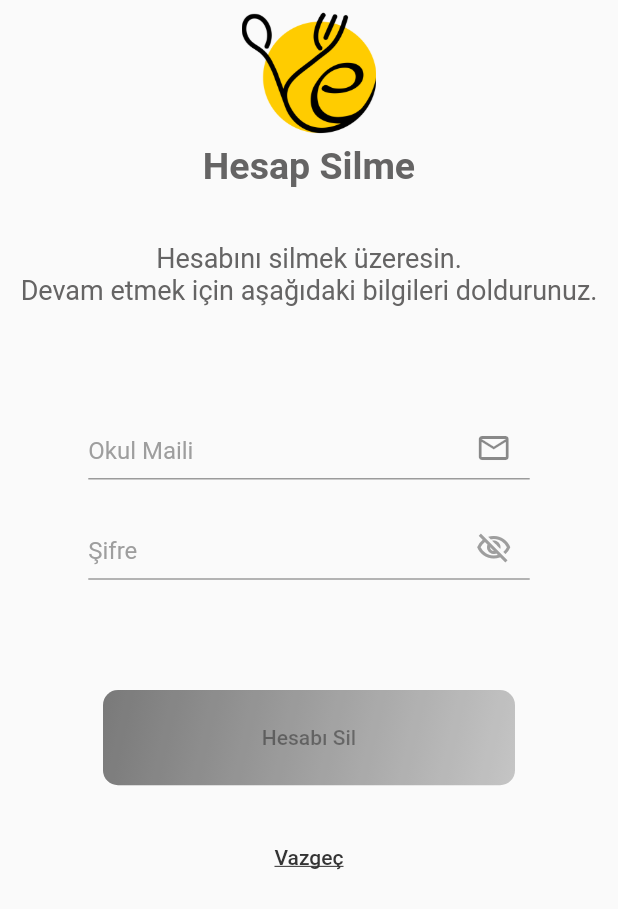
After one commit to diksed/yeye, a Flutter app: the DeleteAccountScreen screen opened directly, on a phone screen of 412 x 824 dp. The commit adds this screen. Shown: the top 909 px of the screen. Run offline on Flutter 3.47's test engine with Material 2 defaults, Android fonts, the phone set to English and light mode, and no system bars; our stand-ins replace cloud_firestore, connectivity_plus, firebase_auth, firebase_core, firebase_remote_config, flutter_rating_bar and 2 more; accounts and stored records are empty.

Commit message:
DeleteAccountScreen added

```diff
--- a/lib/Constants/app_texts.dart
+++ b/lib/Constants/app_texts.dart
@@ -50,6 +50,7 @@ class AccountActions {
   static const String logout = "Çıkış Yap";
   static const String login = "Giriş Yap";
   static const String register = "Kayıt Ol";
+  static const String giveUp = "Vazgeç";
   static const String forgotPassword = "Şifremi Unuttum";
   static const String resetPassword = "Şifreyi Sıfırla";
   static const String dontHaveAccount = "Hesabın yok mu? ";
@@ -73,7 +74,7 @@ class AccountActions {
   static const String send = "Gönder";
   static const String deleteAccount = "Hesabı Sil";
   static const String deleteAccountWarning =
-      "Hesabınızı silmek istediğinize emin misiniz?";
+      'Hesabını silmek üzeresin.\nDevam etmek için aşağıdaki bilgileri doldurunuz.';
   static const String accept = "kabul ediyorum.";
   static const String userAgreement = "Kullanıcı sözleşmesini";
   static const String noBlockedAccount = "Engellenmiş hesap yok.";
@@ -134,7 +135,8 @@ class WarningMessages {
   static const String yourAccountSuspended = "Hesabınız askıya alınmıştır!";
   static const String waitingConnection = "İnternet bağlantısı bekleniyor!";
   static const String checkConnection = "Lütfen bağlantınızı kontrol ediniz.";
-  static const String refectoryClosed = "Kampüs yemekhanesi\nhafta sonları kapalıdır.";
+  static const String refectoryClosed =
+      "Kampüs yemekhanesi\nhafta sonları kapalıdır.";
 }
 
 class TitleMessages {
@@ -143,6 +145,7 @@ class TitleMessages {
   static const String announcements = "Günlük Duyurular";
   static const String accountInfo = "Hesap Bilgileri";
   static const String blockedAccounts = "Engellenen Hesaplar";
+  static const String deleteAccount = "Hesap Silme";
 }
 
 class LoadMoneyMessages {
--- a/lib/Routes/routes.dart
+++ b/lib/Routes/routes.dart
@@ -1,4 +1,5 @@
 import 'package:get/get.dart';
+import 'package:yeye/Screens/Account/Delete/delete_account_screen.dart';
 import 'package:yeye/Screens/Account/Login/login_screen.dart';
 import 'package:yeye/Screens/Account/Suspended/suspended_screen.dart';
 import 'package:yeye/Screens/Account/VerifyEmail/verify_email_screen.dart';
@@ -59,4 +60,8 @@ appRoutes() => [
           name: '/suspended',
           page: () => const SuspendedScreen(),
           transition: Transition.fadeIn),
+      GetPage(
+          name: '/delete-account',
+          page: () => const DeleteAccountScreen(),
+          transition: Transition.downToUp)
     ];
--- /dev/null
+++ b/lib/Screens/Account/Delete/delete_account_screen.dart
@@ -0,0 +1,71 @@
+import 'package:flutter/material.dart';
+import 'package:get/get.dart';
+import 'package:yeye/Common/logo_box.dart';
+import 'package:yeye/Common/text_styles.dart';
+import 'package:yeye/Constants/app_colors.dart';
+import 'package:yeye/Constants/app_texts.dart';
+import 'package:yeye/Screens/Account/Delete/delete_account_controller.dart';
+import 'package:yeye/Screens/Account/Widgets/Buttons/login_register_button.dart';
+import 'package:yeye/Screens/Account/Widgets/TextFields/mail_text_field.dart';
+import 'package:yeye/Screens/Account/Widgets/TextFields/password_text_field.dart';
+
+class DeleteAccountScreen extends StatefulWidget {
+  const DeleteAccountScreen({super.key});
+
+  @override
+  State<DeleteAccountScreen> createState() => _DeleteAccountScreenState();
+}
+
+class _DeleteAccountScreenState extends State<DeleteAccountScreen> {
+  final DeleteAccountController controller = Get.put(DeleteAccountController());
+
+  @override
+  Widget build(BuildContext context) {
+    return SafeArea(
+        child: Scaffold(
+      resizeToAvoidBottomInset: true,
+      body: SingleChildScrollView(
+        child: GestureDetector(
+          onTap: () => Get.focusScope!.unfocus(),
+          child: Center(
+            child: Column(
+              children: [
+                LogoSizedBox(height: Get.height / 3, width: Get.width / 3),
+                Text(TitleMessages.deleteAccount, style: titleTextStyle()),
+                SizedBox(height: Get.height / 22.4),
+                Text(AccountActions.deleteAccountWarning,
+                    style: titleTextStyle(
+                        fontSize: 18, fontWeight: FontWeight.normal),
+                    textAlign: TextAlign.center),
+                SizedBox(height: Get.height / 11.2),
+                MailTextField(emailController: controller.emailController),
+                SizedBox(height: Get.height / 33.6),
+                PasswordTextField(
+                    passwordVisible: false.obs,
+                    passwordController: controller.passwordController),
+                SizedBox(height: Get.height / 11.2),
+                Obx(
+                  () => LoginRegisterButton(
+                      isActive: controller.canBeDeleted.value,
+                      onPressed: () => controller.refreshUser(),
+                      width: Get.width / 1.5,
+                      height: Get.height / 13,
+                      child: const Text(AccountActions.deleteAccount)),
+                ),
+                SizedBox(height: Get.height / 33.6),
+                TextButton(
+                    onPressed: () => Get.back(),
+                    child: const Text(
+                      AccountActions.giveUp,
+                      style: TextStyle(
+                          color: AppColors.calendarCardColor,
+                          decoration: TextDecoration.underline),
+                    ))
+              ],
+            ),
+          ),
+        ),
+      ),
+    ));
+  }
+}
--- a/lib/Screens/Account/Widgets/TextFields/mail_text_field.dart
+++ b/lib/Screens/Account/Widgets/TextFields/mail_text_field.dart
@@ -11,7 +11,7 @@ class MailTextField extends StatelessWidget {
   Widget build(BuildContext context) {
     return SizedBox(
       height: Get.height / 19.51,
-      width: Get.width / 1.5,
+      width: Get.width / 1.4,
       child: TextFormField(
         keyboardType: TextInputType.emailAddress,
         controller: emailController,
--- a/lib/Screens/Account/Widgets/TextFields/password_text_field.dart
+++ b/lib/Screens/Account/Widgets/TextFields/password_text_field.dart
@@ -15,7 +15,7 @@ class PasswordTextField extends StatelessWidget {
   Widget build(BuildContext context) {
     return SizedBox(
       height: Get.height / 19.51,
-      width: Get.width / 1.5,
+      width: Get.width / 1.4,
       child: Obx(() {
         return TextFormField(
           controller: passwordController,
@@ -26,6 +26,7 @@ class PasswordTextField extends StatelessWidget {
             hintText: 'Şifre',
             hintStyle: const TextStyle(color: Colors.grey),
             suffixIcon: IconButton(
+              splashColor: Colors.transparent,
               icon: Icon(
                 passwordVisible.value
                     ? Icons.visibility_outlined
--- a/lib/Screens/Profile/profile_screen.dart
+++ b/lib/Screens/Profile/profile_screen.dart
@@ -35,7 +35,7 @@ class _ProfileScreenState extends State<ProfileScreen> {
         child: Scaffold(
       body: Column(
         children: [
-          LogoSizedBox(height: Get.height / 3, width: Get.height / 3),
+          LogoSizedBox(height: Get.height / 3, width: Get.width / 3),
           Text(TitleMessages.accountInfo, style: titleTextStyle()),
           SizedBox(height: Get.height / 20),
           LineInCommentCard(color: Colors.grey, width: Get.width),
@@ -63,9 +63,7 @@ class _ProfileScreenState extends State<ProfileScreen> {
             mainAxisAlignment: MainAxisAlignment.spaceEvenly,
             children: [
               LoginRegisterButton(
-                  onPressed: () {
-                    deleteAccountAlertDialog(controller);
-                  },
+                  onPressed: () => Get.toNamed('/delete-account'),
                   height: Get.height / 19,
                   width: Get.width / 3.2,
                   child: const Text(AccountActions.deleteAccount)),
```
Also changed, not shown: lib/Screens/Account/Delete/delete_account_controller.dart (added, +56 -0 lines), lib/Screens/Account/Register/register_screen.dart (+4 -4 lines), lib/Screens/Profile/profile_controller.dart (+0 -51 lines), lib/Widgets/AlertDialog/alert_dialogs.dart (+0 -45 lines).
